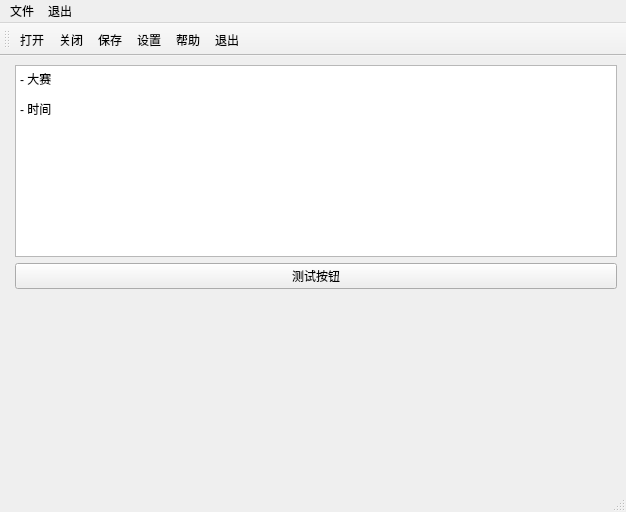
Before: the Qt Designer form Qt_ui/test.ui in sltlala/PyQt5-demo, drawn with Qt 5.
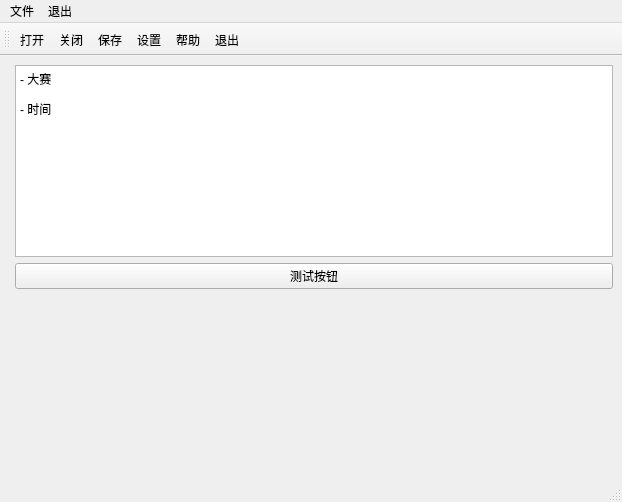
After: the same form once the commit is applied. Icons and pictures are not drawn.

Diff of the .ui file:
```diff
--- a/Qt_ui/test.ui
+++ b/Qt_ui/test.ui
@@ -9,8 +9,8 @@
    <rect>
     <x>0</x>
     <y>0</y>
-    <width>626</width>
-    <height>512</height>
+    <width>622</width>
+    <height>502</height>
    </rect>
   </property>
   <property name="sizePolicy">
@@ -85,7 +85,7 @@
     <rect>
      <x>0</x>
      <y>0</y>
-     <width>626</width>
+     <width>622</width>
      <height>26</height>
     </rect>
    </property>
```
